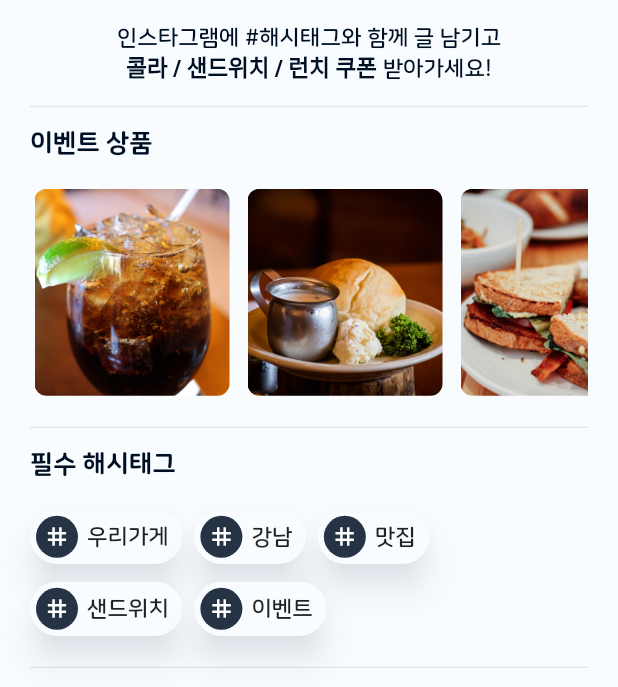
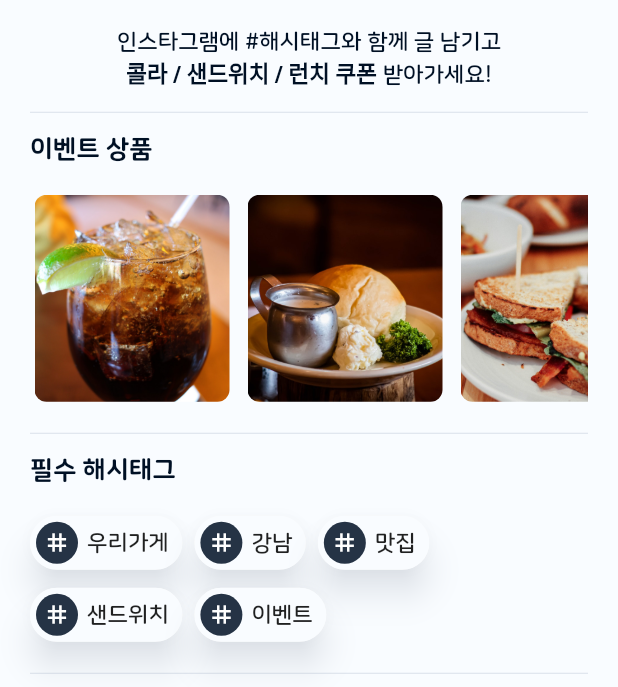
Before and after one commit to SWM-ROCKETDAN/ssoda, a Flutter app: the EventDetailScreen screen opened directly with empty values, on a phone screen of 412 x 824 dp, the part 549-1236 px from its top. Run offline on Flutter 3.47's test engine with Material 2 defaults, Android fonts, the phone set to English and light mode, and no system bars; drawn by our look-alikes of auto_size_text, carousel_slider; our stand-ins replace animated_text_kit, dio, fl_chart, fluro, flutter_native_splash, flutter_staggered_animations and 10 more; missing offline and left inert: flutter_naver_login, kakao_flutter_sdk, ms_undraw, number_display; statements that could not run were skipped.

Commit message:
fix event description text height

```diff
--- a/app-ui/lib/screens/create_event/event_preview/components/event_description.dart
+++ b/app-ui/lib/screens/create_event/event_preview/components/event_description.dart
@@ -26,7 +26,7 @@ class EventDescription extends StatelessWidget {
         ]),
         textAlign: TextAlign.center,
         maxLines: 2,
-        style: TextStyle(color: kDefaultFontColor),
+        style: TextStyle(color: kDefaultFontColor, height: 1.4),
       ),
     );
   }
--- a/app-ui/lib/screens/event_list/event_detail/components/event_description.dart
+++ b/app-ui/lib/screens/event_list/event_detail/components/event_description.dart
@@ -26,7 +26,7 @@ class EventDescription extends StatelessWidget {
         ]),
         textAlign: TextAlign.center,
         maxLines: 2,
-        style: TextStyle(color: kDefaultFontColor),
+        style: TextStyle(color: kDefaultFontColor, height: 1.4),
       ),
     );
   }
```
